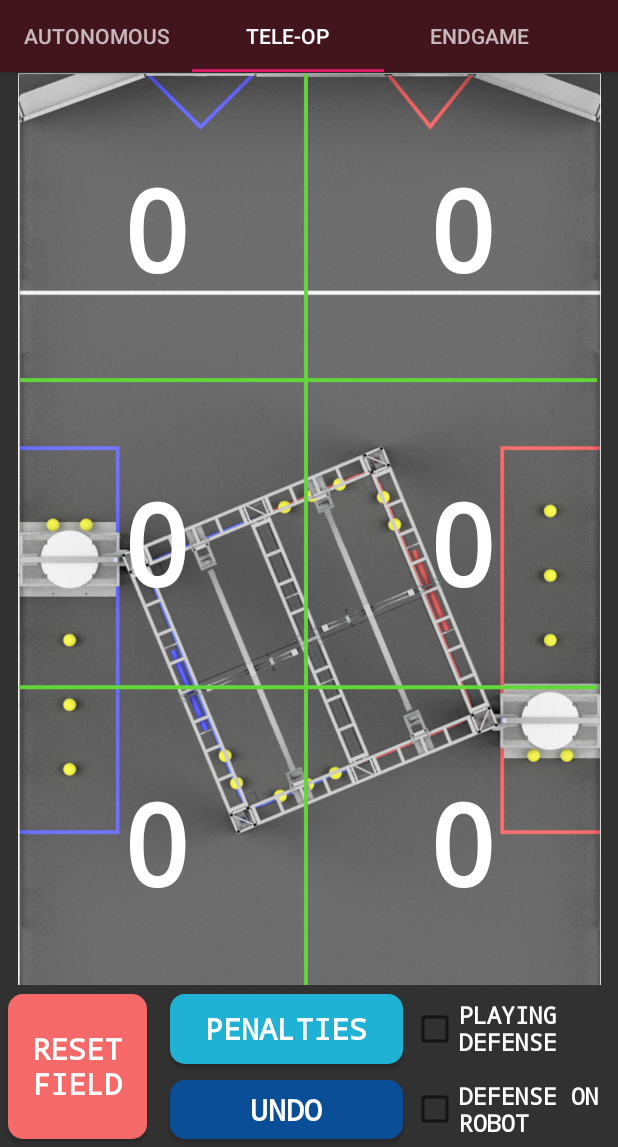
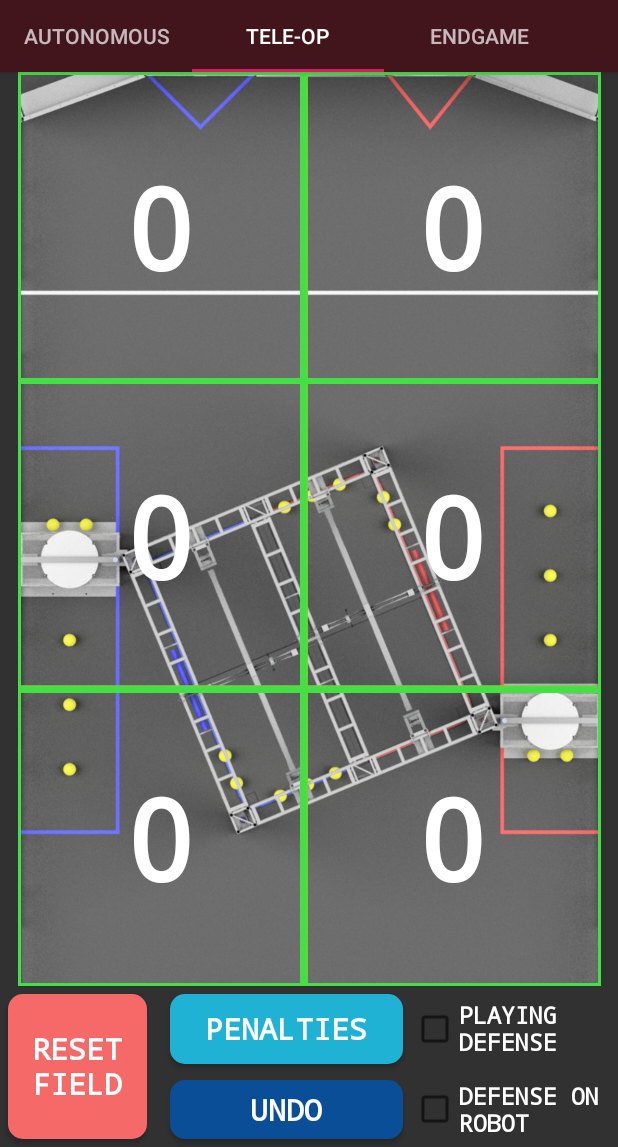
Before and after one commit to AnikethDandu/THawkScouting, an Android app: the screen it shows after launch (MainActivity), tab 2 chosen, on a phone screen of 412 x 824 dp, the part 89-1236 px from its top. Run offline under Robolectric (Android 15) with nearby library versions, the phone set to English and light mode, and no system bars.

Commit message:
Fix UI for grid during Tele-Op

```diff
--- /dev/null
+++ b/app/src/main/res/drawable/field_box.xml
@@ -0,0 +1,5 @@
+<?xml version="1.0" encoding="utf-8"?>
+<shape xmlns:android="http://schemas.android.com/apk/res/android"
+    android:shape="rectangle">
+    <stroke android:width="2dp" android:color="@color/backgroundGreen" />
+</shape>
--- a/app/src/main/res/layout/endgamefragment_layout.xml
+++ b/app/src/main/res/layout/endgamefragment_layout.xml
@@ -139,7 +139,7 @@
         android:id="@+id/levelCheckbox"
         android:layout_width="0dp"
         android:layout_height="0dp"
-        android:text="LEVEL"
+        android:text="LEVEL CLIMB (BALANCED)"
         android:textAllCaps="true"
         android:textColor="#FFFFFF"
         android:textSize="15sp"
--- a/app/src/main/res/layout/teleopfragment_layout.xml
+++ b/app/src/main/res/layout/teleopfragment_layout.xml
@@ -128,28 +128,27 @@
         android:layout_width="wrap_content"
         android:layout_height="wrap_content"
         android:orientation="vertical"
-        app:layout_constraintGuide_percent="0.5" />
+        app:layout_constraintGuide_percent="0.49" />
 
     <androidx.constraintlayout.widget.Guideline
         android:id="@+id/guideline28"
         android:layout_width="wrap_content"
         android:layout_height="wrap_content"
         android:orientation="horizontal"
-        app:layout_constraintGuide_percent="0.29167" />
+        app:layout_constraintGuide_percent="0.2875" />
 
     <androidx.constraintlayout.widget.Guideline
         android:id="@+id/guideline29"
         android:layout_width="wrap_content"
         android:layout_height="wrap_content"
         android:orientation="horizontal"
-        app:layout_constraintGuide_percent="0.58334" />
+        app:layout_constraintGuide_percent="0.575" />
 
     <TextView
         android:id="@+id/label00"
         android:layout_width="0dp"
         android:layout_height="0dp"
-        android:layout_marginEnd="10dp"
-        android:layout_marginRight="10dp"
+        android:background="@drawable/field_box"
         android:gravity="center"
         android:text="0"
         android:textAllCaps="true"
@@ -166,8 +165,7 @@
         android:id="@+id/label01"
         android:layout_width="0dp"
         android:layout_height="0dp"
-        android:layout_marginEnd="10dp"
-        android:layout_marginRight="10dp"
+        android:background="@drawable/field_box"
         android:gravity="center"
         android:text="0"
         android:textAllCaps="true"
@@ -184,8 +182,7 @@
         android:id="@+id/label02"
         android:layout_width="0dp"
         android:layout_height="0dp"
-        android:layout_marginEnd="10dp"
-        android:layout_marginRight="10dp"
+        android:background="@drawable/field_box"
         android:gravity="center"
         android:text="0"
         android:textAllCaps="true"
@@ -202,8 +199,7 @@
         android:id="@+id/label10"
         android:layout_width="0dp"
         android:layout_height="0dp"
-        android:layout_marginStart="10dp"
-        android:layout_marginLeft="10dp"
+        android:background="@drawable/field_box"
         android:gravity="center"
         android:text="0"
         android:textAllCaps="true"
@@ -220,8 +216,7 @@
         android:id="@+id/label11"
         android:layout_width="0dp"
         android:layout_height="0dp"
-        android:layout_marginStart="10dp"
-        android:layout_marginLeft="10dp"
+        android:background="@drawable/field_box"
         android:gravity="center"
         android:text="0"
         android:textAllCaps="true"
@@ -238,8 +233,7 @@
         android:id="@+id/label12"
         android:layout_width="0dp"
         android:layout_height="0dp"
-        android:layout_marginStart="10dp"
-        android:layout_marginLeft="10dp"
+        android:background="@drawable/field_box"
         android:gravity="center"
         android:text="0"
         android:textAllCaps="true"
```
